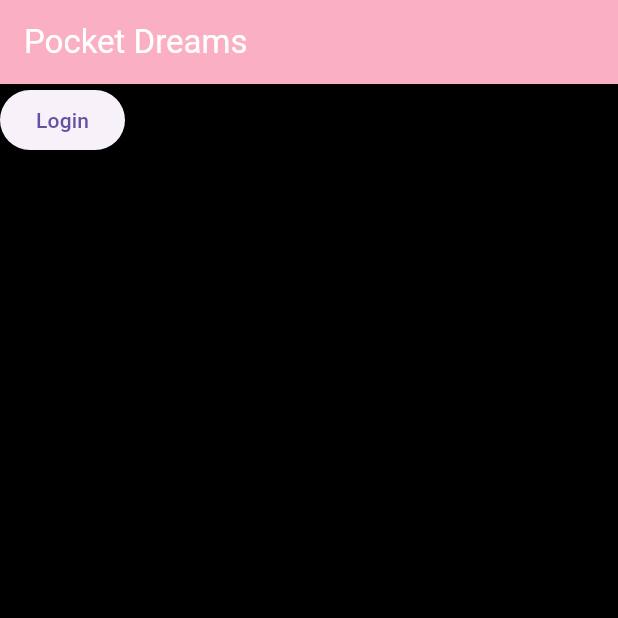
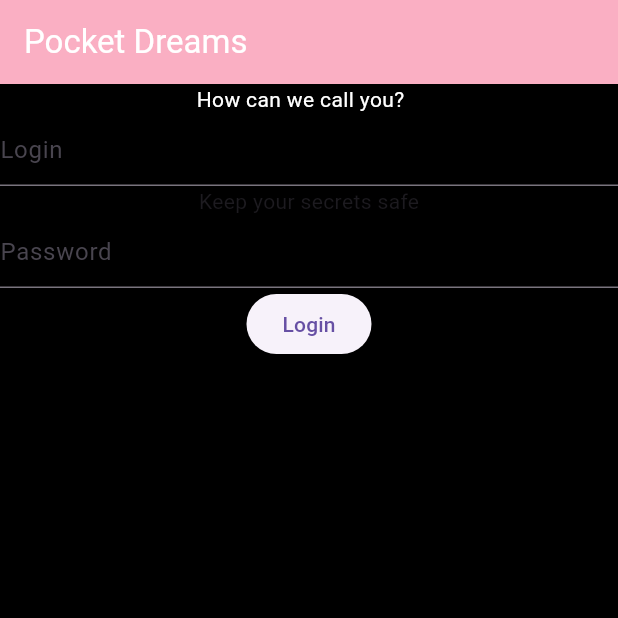
Before and after one commit to L6TR/PocketDreams, a Flutter app: the screen it shows after launch, on a phone screen of 412 x 824 dp, the top half of it. Run offline on Flutter 3.47's test engine with Material 3 defaults, Android fonts, the light colour scheme and no system bars.

Commit message:
Login Screen Update

```diff
--- a/lib/main.dart
+++ b/lib/main.dart
@@ -42,13 +42,27 @@ class LoginScreen extends StatelessWidget {
 
       backgroundColor: Colors.black,
 
-      body: ElevatedButton(
+      body: Column(
+        children: [
+          Container(
+            width: 150,
+            child: Text(
+              "How can we call you?",
+              style: TextStyle(color: Colors.white),
+            ),
+          ),
+          const TextField(decoration: InputDecoration(hintText: "Login")),
+          const Text("Keep your secrets safe"),
+          const TextField(decoration: InputDecoration(hintText: "Password")),
+          ElevatedButton(
             child: Text("Login"),
             onPressed: () {
               Navigator.of(
                 context,
               ).push(MaterialPageRoute(builder: (context) => const Base()));
             },
+          ),
+        ],
       ),
     );
   }
```
Lines whose indentation alone changed are shown as unchanged.
